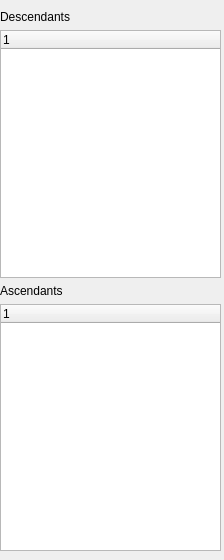
This is 2.Application/plurinotes/views/v_multiplerelation.ui in maxime-lucas/utc-lo21-plurinotes as Qt 5 draws it before an edit. The edited form follows.
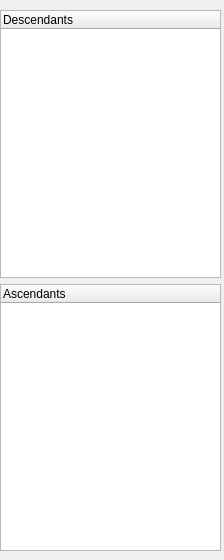
This is the edited form.

```diff
--- a/2.Application/plurinotes/views/v_multiplerelation.ui
+++ b/2.Application/plurinotes/views/v_multiplerelation.ui
@@ -23,34 +23,20 @@
     </rect>
    </property>
    <layout class="QVBoxLayout" name="verticalLayout">
-    <item>
-     <widget class="QLabel" name="labelDescendant">
-      <property name="text">
-       <string>Descendants</string>
-      </property>
-     </widget>
-    </item>
     <item>
      <widget class="QTreeWidget" name="treeDescendant">
       <column>
        <property name="text">
-        <string notr="true">1</string>
+        <string notr="true">Descendants</string>
        </property>
       </column>
      </widget>
     </item>
-    <item>
-     <widget class="QLabel" name="labelAscendants">
-      <property name="text">
-       <string>Ascendants</string>
-      </property>
-     </widget>
-    </item>
     <item>
      <widget class="QTreeWidget" name="treeAscendant">
       <column>
        <property name="text">
-        <string notr="true">1</string>
+        <string notr="true">Ascendants</string>
        </property>
       </column>
      </widget>
```
